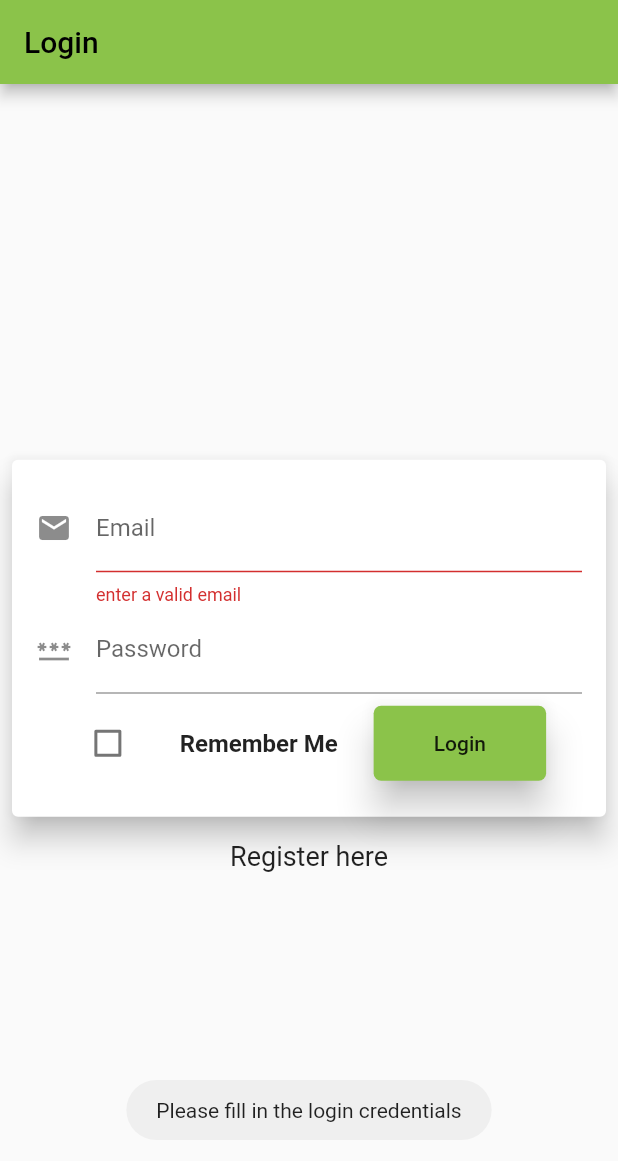
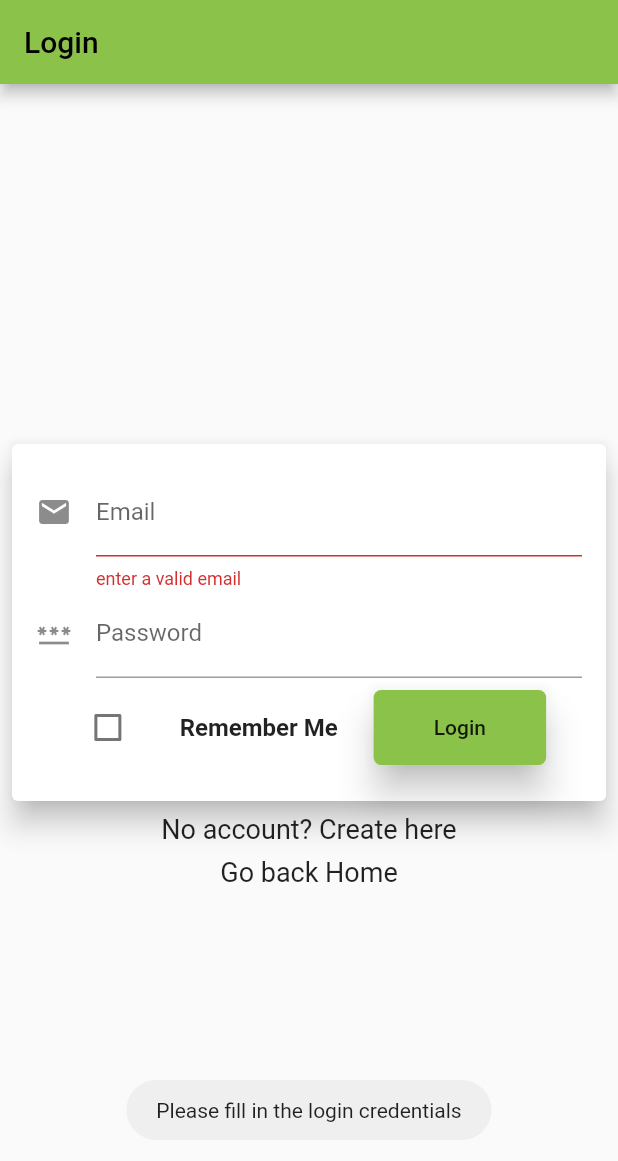
Before and after one commit to Alia1308/MYHOMESTAYRAYA, a Flutter app: the screen it shows after launch, after a tap on "Login", on a phone screen of 412 x 824 dp. Shown: the top 1161 px of the screen. Run offline on Flutter 3.47's test engine with Material 2 defaults, Android fonts, the phone set to English and light mode, and no system bars; our stand-ins replace fluttertoast, google_fonts, shared_preferences; Roboto replaces fonts that are missing (Ubuntu).

Commit message:
Update loginscreen.dart

```diff
--- a/lib/loginscreen.dart
+++ b/lib/loginscreen.dart
@@ -4,12 +4,11 @@ import 'package:flutter/material.dart';
 import 'package:fluttertoast/fluttertoast.dart';
 import 'package:myhomestay_raya/mainscreen.dart';
 import 'package:myhomestay_raya/registrationscreen.dart';
-import 'package:myhomestay_raya/splashscreen.dart';
 import 'package:shared_preferences/shared_preferences.dart';
 import 'package:http/http.dart' as http;
 
 import 'shared/config.dart';
-import 'models/user.dart';
+import '../../models/user.dart';
 
 class LoginScreen extends StatefulWidget {
   const LoginScreen({super.key});
@@ -128,19 +127,24 @@ class _LoginScreenState extends State<LoginScreen> {
                         ),
                       ]),
                     ))),
-
+            GestureDetector(
+              onTap: _goRegister,
+              child: const Text(
+                "No account? Create here",
+                style: TextStyle(fontSize: 18),
+              ),
+            ),
             const SizedBox(
               height: 8,
             ),
             GestureDetector(
-              onTap: _registerUser,
-              child: const Text("Register here", style: TextStyle(fontSize: 18)),
-            ),
+              onTap: _goHome,
+              child: const Text("Go back Home", style: TextStyle(fontSize: 18)),
+            )
           ],
         ),
       ))),
     );
-
   }
 
   void _loginUser() {
@@ -156,7 +160,7 @@ class _LoginScreenState extends State<LoginScreen> {
 
     String _email = _emailEditingController.text;
     String _pass = _passEditingController.text;
-    http.post(Uri.parse("${Config.SERVER}/php/login_user.php"),
+    http.post(Uri.parse("${Config.SERVER}/php/user_login.php"),
         body: {"email": _email, "password": _pass}).then((response) {
       print(response.body);
       var jsonResponse = json.decode(response.body);
@@ -177,7 +181,7 @@ class _LoginScreenState extends State<LoginScreen> {
     });
   }
 
-  void _registerUser() {
+  void _goHome() {
     User user = User(
         id: "0",
         email: "unregistered",
@@ -187,13 +191,15 @@ class _LoginScreenState extends State<LoginScreen> {
     Navigator.push(
         context,
         MaterialPageRoute(
-            builder: (content) => RegistrationScreen(
+            builder: (content) => MainScreen(
                   user: user,
                 )));
   }
 
-
-
+  void _goRegister() {
+    Navigator.push(context,
+        MaterialPageRoute(builder: (content) => const RegistrationScreen()));
+  }
 
   void saveremovepref(bool value) async {
     String email = _emailEditingController.text;
```
